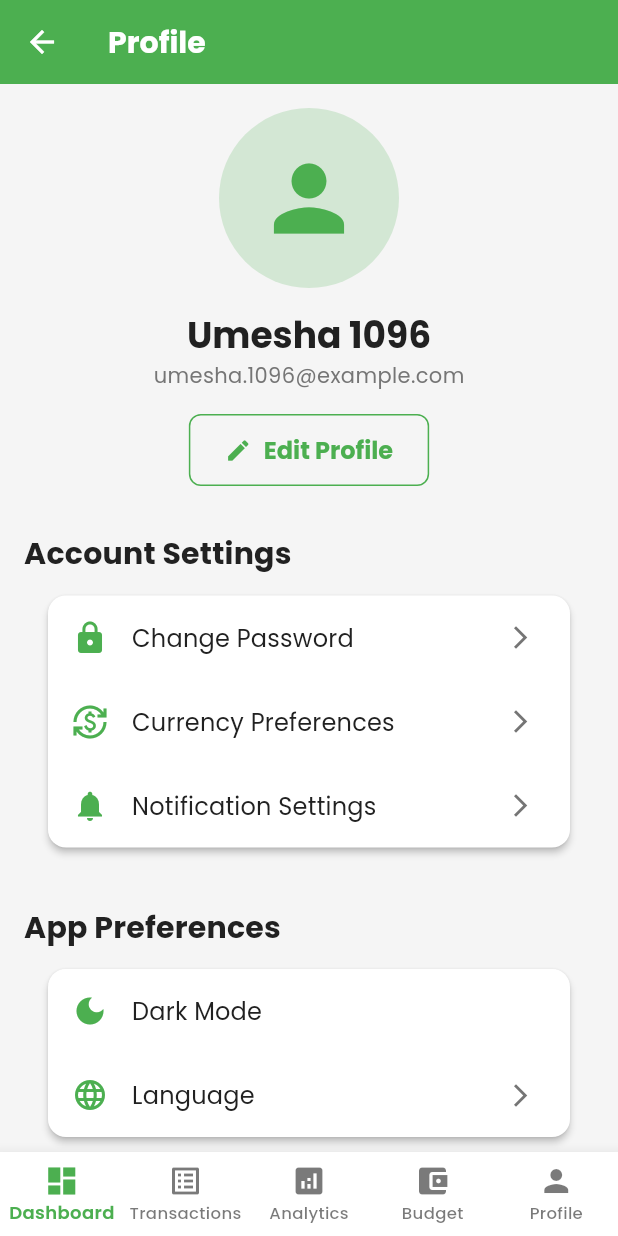
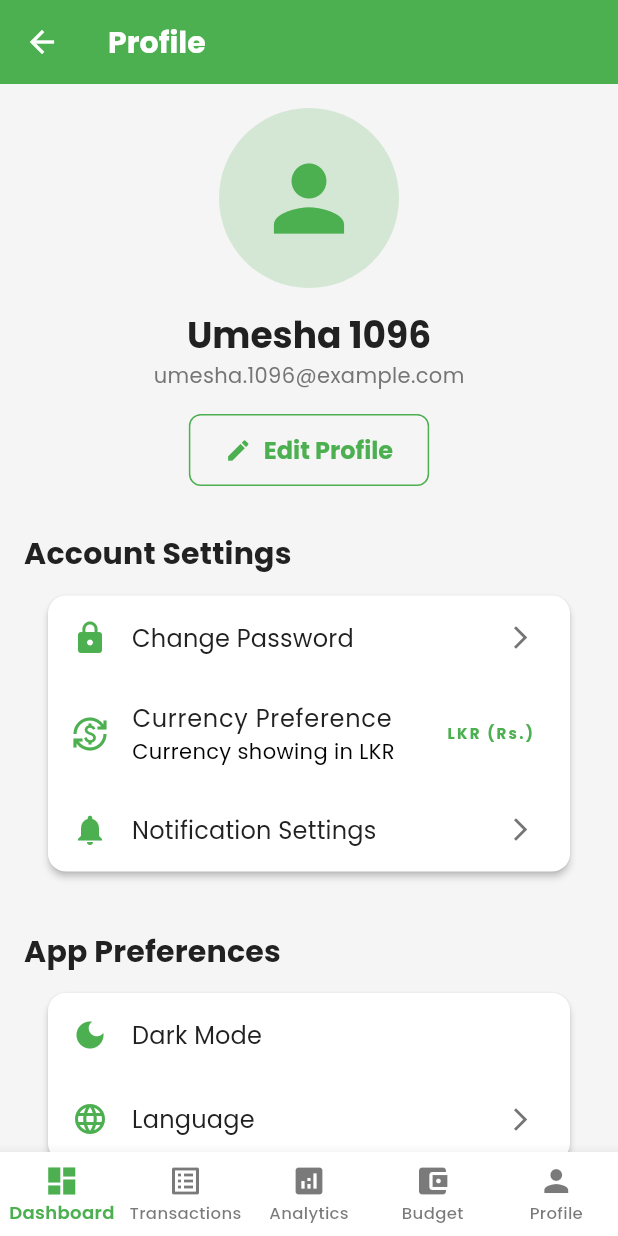
Before and after one commit to hewageumesha/Personal-Finance-Budgeting-System, a Flutter app: the ProfilePage screen opened by its route, on a phone screen of 412 x 824 dp. Run offline on Flutter 3.47's test engine with Material 3 defaults, Android fonts, the phone set to English and light mode, and no system bars; our stand-ins replace firebase_auth, firebase_core, go_router, google_fonts, sqflite; accounts and stored records are empty; generated files the repository leaves out were written again.

Commit message:
Currency api on profile section

```diff
--- a/lib/features/profile/presentation/pages/profile_page.dart
+++ b/lib/features/profile/presentation/pages/profile_page.dart
@@ -1,8 +1,8 @@
-import 'package:firebase_auth/firebase_auth.dart';
 import 'package:flutter/material.dart';
 import 'package:go_router/go_router.dart';
-import 'package:personal_finance_budgeting_system/routes/app_router.dart';
+import 'package:personal_finance_budgeting_system/features/profile/provider/setting_provider.dart';
 import 'package:personal_finance_budgeting_system/shared/styles/app_colors.dart';
+import 'package:provider/provider.dart';
 import '../../../authentication/presentation/providers/auth_provider.dart';
 
 class ProfilePage extends StatelessWidget {
@@ -12,6 +12,9 @@ class ProfilePage extends StatelessWidget {
 
   @override
   Widget build(BuildContext context) {
+
+    final settingsProvider = context.watch<SettingProvider>();
+
     return Scaffold(
       appBar: AppBar(
         title: const Text('Profile'),
@@ -23,7 +26,7 @@ class ProfilePage extends StatelessWidget {
           children: [
             _buildProfileHeader(context),
             const SizedBox(height: 24.0),
-            _buildAccountSettings(context),
+            _buildAccountSettings(context,settingsProvider),
             const SizedBox(height: 24.0),
             _buildAppPreferences(context),
             const SizedBox(height: 24.0),
@@ -110,7 +113,7 @@ class ProfilePage extends StatelessWidget {
     );
   }
 
-  Widget _buildAccountSettings(BuildContext context) {
+  Widget _buildAccountSettings(BuildContext context,SettingProvider settings) {
     return Column(
       crossAxisAlignment: CrossAxisAlignment.start,
       children: [
@@ -120,8 +123,22 @@ class ProfilePage extends StatelessWidget {
           shape: RoundedRectangleBorder(borderRadius: BorderRadius.circular(12)),
           child: Column(
             children: [
-              _buildProfileListItem(context, Icons.lock, 'Change Password', () { /* TODO: Navigate to Change Password */ }),
-              _buildProfileListItem(context, Icons.currency_exchange, 'Currency Preferences', () { /* TODO: Navigate to Currency Preferences */ }),
+              _buildProfileListItem(context, Icons.lock, 'Change Password', () {}),
+
+              ListTile(
+                leading: const Icon(Icons.currency_exchange,color:  Colors.green ,),
+                title: const Text("Currency Preference"),
+                subtitle: Text("Currency showing in ${settings.selectedCurrency.name}"),
+                trailing: Text(
+                  settings.selectedCurrency == AppCurrency.LKR ? "LKR (Rs.)" : "USD (\$)",
+                  style: const TextStyle(fontWeight: FontWeight.bold,color: Colors.green),
+                ),
+                onTap: (){
+                  settings.toggleCurrency();
+                },
+
+              ),
+
               _buildProfileListItem(context, Icons.notifications, 'Notification Settings', () { /* TODO: Navigate to Notification Settings */ }),
             ],
           ),
--- /dev/null
+++ b/lib/features/profile/provider/setting_provider.dart
@@ -0,0 +1,18 @@
+import 'package:flutter/material.dart';
+
+enum AppCurrency {LKR,USD}
+
+class SettingProvider  extends ChangeNotifier{
+  AppCurrency _selectedCurrency = AppCurrency.LKR;
+  AppCurrency get selectedCurrency => _selectedCurrency;
+
+  String get currencySymbol => _selectedCurrency == AppCurrency.LKR ? 'Rs.' : '\$';
+
+  double get mockRate => 300.0;
+
+  void toggleCurrency() {
+    _selectedCurrency = _selectedCurrency == AppCurrency.LKR ? AppCurrency.USD : AppCurrency.LKR;
+    notifyListeners();
+}
+
+}
--- a/lib/main.dart
+++ b/lib/main.dart
@@ -7,6 +7,7 @@ import 'package:personal_finance_budgeting_system/features/authentication/presen
 import 'package:personal_finance_budgeting_system/features/finance/data/repositories/finance_repository_impl.dart';
 import 'package:personal_finance_budgeting_system/features/finance/data/sources/local/finance_local_data.dart';
 import 'package:personal_finance_budgeting_system/features/finance/presentation/provider/finance_provider.dart';
+import 'package:personal_finance_budgeting_system/features/profile/provider/setting_provider.dart';
 import 'package:provider/provider.dart';
 import 'package:personal_finance_budgeting_system/routes/app_router.dart';
 import 'package:personal_finance_budgeting_system/shared/styles/app_theme.dart';
@@ -44,7 +45,8 @@ void main() async {
   runApp(MultiProvider(
     providers: [
       ChangeNotifierProvider(create: (_) => AuthProviderr(authRepository)),
-      ChangeNotifierProvider(create: (_) => FinanceProvider(financeRepository))
+      ChangeNotifierProvider(create: (_) => SettingProvider()),
+      ChangeNotifierProvider(create: (_) => FinanceProvider(financeRepository)),
     ],
     child: const MyApp(),
   ));
```
Also changed, not shown: lib/features/finance/domain/services/currency_mock.dart (added, +22 -0 lines), lib/features/transactions/presentation/pages/transactions_page.dart (+4 -5 lines).
